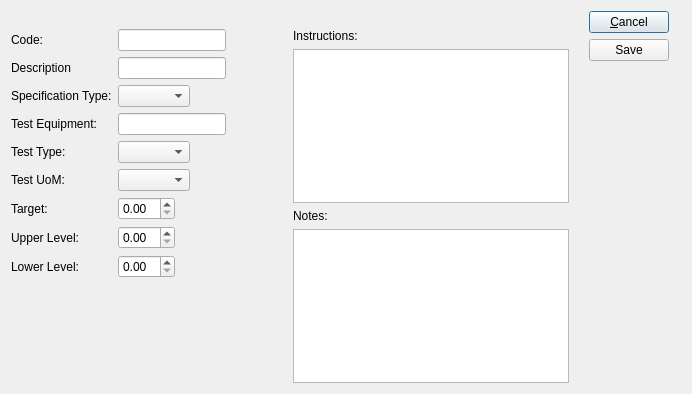
Before: the Qt Designer form source/quality/foundation-database/uiforms/qspec.ui in tomdatkins/xtuple, drawn with Qt 5.
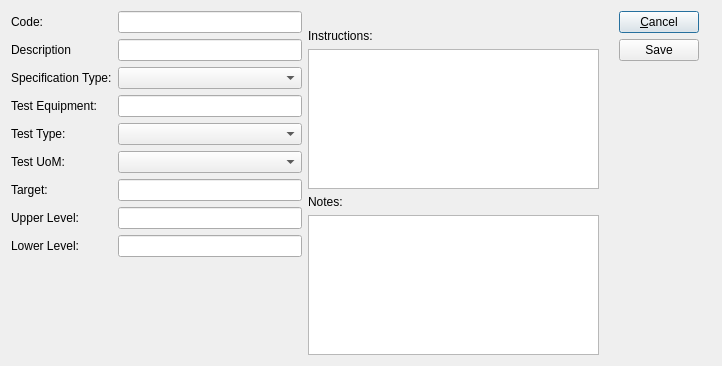
After: the same form once the commit is applied. Custom widgets are drawn as their Qt base class.

Commit message: Convert numeric fields from Spinbox to XLineEdit so that more flexibility and scope for measurements can be entered. SpinBox only allowed numbers 1-100 with 2 decimal places.  Set Validator on XLineEdit to uom ratio based on customer Locale settings which also has 6dp.

Diff of the .ui file:
```diff
--- a/source/quality/foundation-database/uiforms/qspec.ui
+++ b/source/quality/foundation-database/uiforms/qspec.ui
@@ -13,8 +13,8 @@
    <rect>
     <x>0</x>
     <y>0</y>
-    <width>692</width>
-    <height>394</height>
+    <width>722</width>
+    <height>366</height>
    </rect>
   </property>
   <property name="windowTitle">
@@ -29,16 +29,7 @@
      <item row="1" column="2">
       <layout class="QHBoxLayout" name="horizontalLayout_3">
        <item>
-        <layout class="QFormLayout" name="formLayout">
-         <property name="fieldGrowthPolicy">
-          <enum>QFormLayout::FieldsStayAtSizeHint</enum>
-         </property>
-         <property name="topMargin">
-          <number>18</number>
-         </property>
-         <property name="bottomMargin">
-          <number>18</number>
-         </property>
+        <layout class="QGridLayout" name="gridLayout_3">
          <item row="0" column="0">
           <widget class="QLabel" name="_codeLit">
            <property name="text">
@@ -46,48 +37,54 @@
            </property>
           </widget>
          </item>
-         <item row="1" column="0">
-          <widget class="QLabel" name="_descLit_2">
-           <property name="text">
-            <string>Description</string>
-           </property>
-          </widget>
+         <item row="3" column="1">
+          <widget class="QLineEdit" name="_testEquip"/>
          </item>
-         <item row="2" column="0">
-          <widget class="QLabel" name="_specTypeLit">
-           <property name="text">
-            <string>Specification Type:</string>
-           </property>
-          </widget>
-         </item>
-         <item row="2" column="1">
-          <widget class="XComboBox" name="_qspectype">
+         <item row="5" column="1">
+          <widget class="XComboBox" name="_testUoM">
            <property name="allowNull">
             <bool>true</bool>
+           </property>
+           <property name="type">
+            <enum>XComboBox::UOMs</enum>
+           </property>
+          </widget>
+         </item>
+         <item row="8" column="1">
+          <widget class="XLineEdit" name="_lowerLevel">
+           <property name="alignment">
+            <set>Qt::AlignRight|Qt::AlignTrailing|Qt::AlignVCenter</set>
            </property>
           </widget>
          </item>
          <item row="8" column="0">
-          <widget class="QLabel" name="_targetLit">
-           <property name="text">
-            <string>Target:</string>
-           </property>
-          </widget>
-         </item>
-         <item row="10" column="0">
-          <widget class="QLabel" name="_upperLevelLit">
-           <property name="text">
-            <string>Upper Level:</string>
-           </property>
-          </widget>
-         </item>
-         <item row="11" column="0">
           <widget class="QLabel" name="_lowerLevelLit">
            <property name="text">
             <string>Lower Level:</string>
            </property>
           </widget>
          </item>
+         <item row="4" column="1">
+          <widget class="XComboBox" name="_testtype">
+           <property name="allowNull">
+            <bool>true</bool>
+           </property>
+          </widget>
+         </item>
+         <item row="7" column="1">
+          <widget class="XLineEdit" name="_upperLevel">
+           <property name="alignment">
+            <set>Qt::AlignRight|Qt::AlignTrailing|Qt::AlignVCenter</set>
+           </property>
+          </widget>
+         </item>
+         <item row="2" column="0">
+          <widget class="QLabel" name="_specTypeLit">
+           <property name="text">
+            <string>Specification Type:</string>
+           </property>
+          </widget>
+         </item>
          <item row="0" column="1">
           <widget class="XLineEdit" name="_code">
            <property name="enabled">
@@ -95,29 +92,45 @@
            </property>
           </widget>
          </item>
-         <item row="1" column="1">
-          <widget class="XLineEdit" name="_desc"/>
+         <item row="2" column="1">
+          <widget class="XComboBox" name="_qspectype">
+           <property name="allowNull">
+            <bool>true</bool>
+           </property>
+          </widget>
          </item>
-         <item row="8" column="1">
-          <widget class="QDoubleSpinBox" name="_target"/>
-         </item>
-         <item row="10" column="1">
-          <widget class="QDoubleSpinBox" name="_upperLevel"/>
-         </item>
-         <item row="11" column="1">
-          <widget class="QDoubleSpinBox" name="_lowerLevel"/>
-         </item>
-         <item row="5" column="0">
+         <item row="3" column="0">
           <widget class="QLabel" name="_testEquipLit">
            <property name="text">
             <string>Test Equipment:</string>
            </property>
           </widget>
          </item>
-         <item row="5" column="1">
-          <widget class="QLineEdit" name="_testEquip"/>
+         <item row="1" column="1">
+          <widget class="XLineEdit" name="_desc"/>
+         </item>
+         <item row="1" column="0">
+          <widget class="QLabel" name="_descLit_2">
+           <property name="text">
+            <string>Description</string>
+           </property>
+          </widget>
+         </item>
+         <item row="7" column="0">
+          <widget class="QLabel" name="_upperLevelLit">
+           <property name="text">
+            <string>Upper Level:</string>
+           </property>
+          </widget>
          </item>
          <item row="6" column="0">
+          <widget class="QLabel" name="_targetLit">
+           <property name="text">
+            <string>Target:</string>
+           </property>
+          </widget>
+         </item>
+         <item row="4" column="0">
           <widget class="QLabel" name="_testTypeLit">
            <property name="text">
             <string>Test Type:</string>
@@ -125,28 +138,31 @@
           </widget>
          </item>
          <item row="6" column="1">
-          <widget class="XComboBox" name="_testtype">
-           <property name="allowNull">
-            <bool>true</bool>
+          <widget class="XLineEdit" name="_target">
+           <property name="alignment">
+            <set>Qt::AlignRight|Qt::AlignTrailing|Qt::AlignVCenter</set>
            </property>
           </widget>
          </item>
-         <item row="7" column="0">
+         <item row="5" column="0">
           <widget class="QLabel" name="_testUoMLit">
            <property name="text">
             <string>Test UoM:</string>
            </property>
           </widget>
          </item>
-         <item row="7" column="1">
-          <widget class="XComboBox" name="_testUoM">
-           <property name="allowNull">
-            <bool>true</bool>
+         <item row="9" column="1">
+          <spacer name="verticalSpacer_2">
+           <property name="orientation">
+            <enum>Qt::Vertical</enum>
            </property>
-           <property name="type">
-            <enum>XComboBox::UOMs</enum>
+           <property name="sizeHint" stdset="0">
+            <size>
+             <width>20</width>
+             <height>40</height>
+            </size>
            </property>
-          </widget>
+          </spacer>
          </item>
         </layout>
        </item>
```
Left out of the diff: 6 changed lines with no effect on the pictures. The commit also changes 1 other file.
